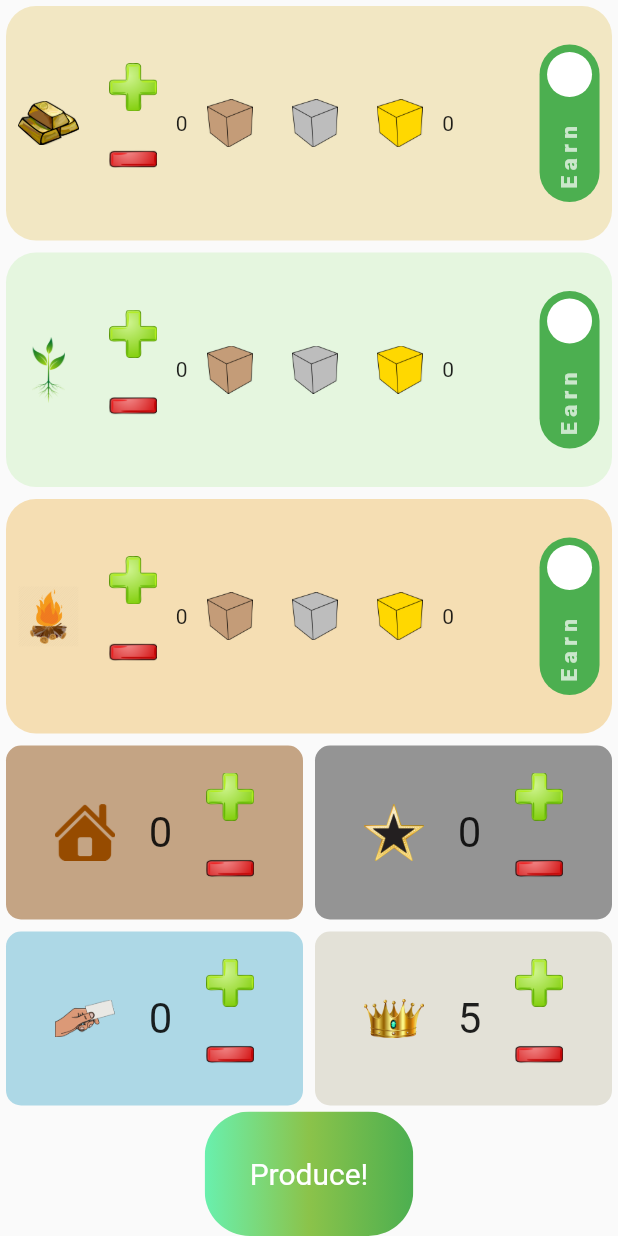
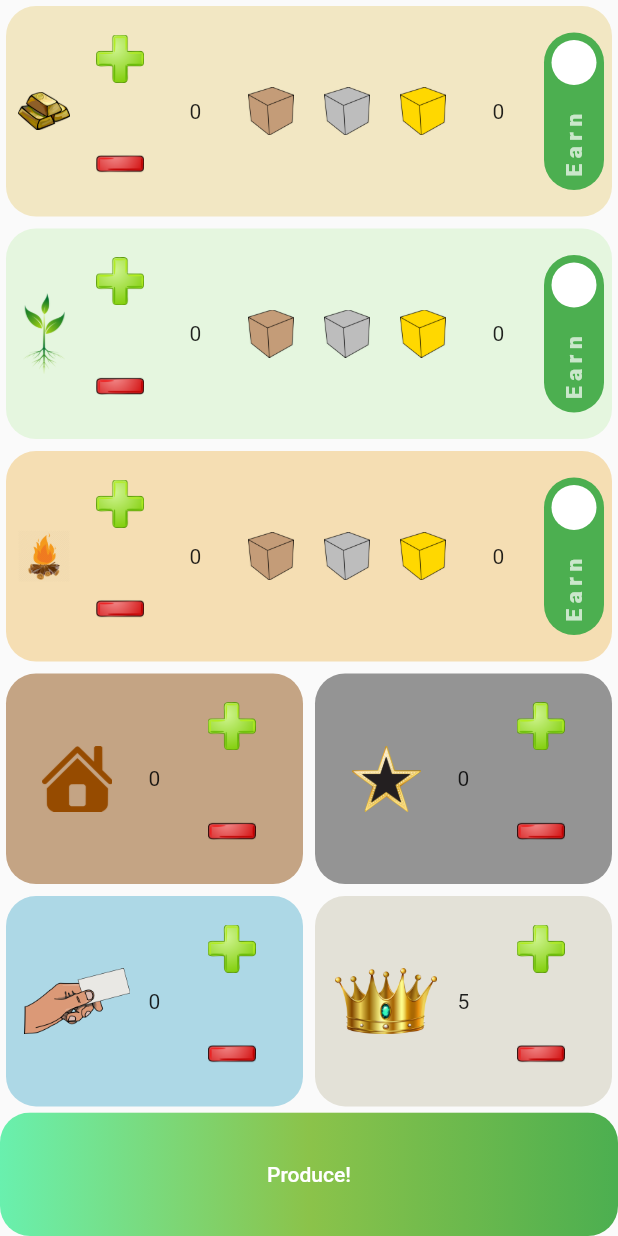
Before and after one commit to gorkememir/ares_stateful, a Flutter app: the screen it shows after launch, on a phone screen of 412 x 824 dp. Run offline on Flutter 3.47's test engine with Material 2 defaults, Android fonts, the phone set to English and light mode, and no system bars; drawn by our look-alikes of auto_size_text, flutter_switch; our stand-ins replace audioplayers.

Commit message:
First working proto

```diff
--- a/lib/common/reg_row.dart
+++ b/lib/common/reg_row.dart
@@ -1,4 +1,6 @@
 import 'package:flutter/material.dart';
+import 'package:auto_size_text/auto_size_text.dart';
+
 
 class RegRow extends StatefulWidget {
   final String icon;
@@ -61,38 +63,54 @@ class _RegRowState extends State<RegRow> {
     return Expanded(
       child: Container(
         margin: EdgeInsets.all(4),
-        padding: const EdgeInsets.all(10.0),
+        padding: const EdgeInsets.all(0.0),
         decoration: BoxDecoration(
-            borderRadius: BorderRadius.circular(10),
+            borderRadius: BorderRadius.circular(20),
             shape: BoxShape.rectangle,
             color: widget.c
           ),
-        child: Row(
+          child: LayoutBuilder(builder: (context, constraints) {
+            return Row(
               mainAxisAlignment: MainAxisAlignment.spaceEvenly,
               children: [
-            IconButton(
-              icon: Image.asset('''assets/'''+widget.icon+'''.png'''''),
-              iconSize: 40,
+                Expanded(
+                  child: SizedBox(
+                    height: 60,
+                    width: 60,
+                    child: IconButton(
+                      icon: Image.asset(
+                          '''assets/''' + widget.icon + '''.png'''''),
                       onPressed: null,
                     ),
-            Text(widget.indicator.toString(), textScaleFactor: 2),
-            Column(
+                  ),
+                ),
+                AutoSizeText(
+                    widget.indicator.toString(), textScaleFactor: 2),
+                Expanded(
+                  child: Column(
+                    mainAxisAlignment: MainAxisAlignment.center,
                     children: [
-                IconButton(
+                      Expanded(
+                        child: IconButton(
                           icon: Image.asset('assets/plus.png'),
-                  iconSize: 20,
+                          iconSize: 30,
                           onPressed: () => _changeBy(1),
                         ),
-                IconButton(
+                      ),
+                      Expanded(
+                        child: IconButton(
                           icon: Image.asset('assets/minus.png'),
-                  iconSize: 20,
+                          iconSize: 30,
                           onPressed: () => _changeBy(-1),
                         ),
-              ],
                       ),
                     ],
                   ),
                 ),
+              ],
+            );
+          }),
+      ),
     );
   }
 }
--- a/lib/common/resource_row_stateful.dart
+++ b/lib/common/resource_row_stateful.dart
@@ -114,16 +114,12 @@ class _ResRowState extends State<ResRow> {
               color: widget.c
           ),
           child: LayoutBuilder(builder: (context, constraints) {
-            var parentHeight = constraints.maxHeight;
-            var parentWidth = constraints.maxWidth;
-            print(parentWidth);
-            print(parentHeight);
             return Row(
                 children: [
                   Expanded(
                     child: SizedBox(
-                      height: 60,
-                      width: 60,
+                      height: 70,
+                      width: 70,
                       child: IconButton(
                         icon: Image.asset(
                             '''assets/''' + widget.icon + '''.png'''''),
@@ -135,21 +131,27 @@ class _ResRowState extends State<ResRow> {
                     child: Column(
                           mainAxisAlignment: MainAxisAlignment.center,
                           children: [
-                            IconButton(
-                              icon: Image.asset('assets/plus.png'),
-                              iconSize: widget.iconSize,
-                              onPressed: _incrementIncome,
+                            Expanded(
+                              child: IconButton(
+                                icon: Image.asset('assets/plus.png'),
+                                onPressed: _incrementIncome,
+                              ),
                             ),
-                            IconButton(
-                              icon: Image.asset('assets/minus.png'),
-                              iconSize: widget.iconSize,
-                              onPressed: _decrementIncome,
+                            Expanded(
+                              child: IconButton(
+                                icon: Image.asset('assets/minus.png'),
+                                onPressed: _decrementIncome,
+                              ),
                             ),
                           ],
                         ),
                   ),
-                  AutoSizeText(
-                      widget.income.toString(), textScaleFactor: 2, maxLines: 1),
+                  Container(
+                    width: 50,
+                    alignment: Alignment.center,
+                    child: AutoSizeText(
+                        widget.income.toString(), textScaleFactor: 2, maxLines: 1),
+                  ),
                   Expanded(
                     child: IconButton(
                       icon: Image.asset('assets/bronze_cube.png'),
@@ -171,7 +173,9 @@ class _ResRowState extends State<ResRow> {
                       onPressed: () => _changeStockBy(10),
                     ),
                   ),
-                  Expanded(
+                  Container(
+                    alignment: Alignment.center,
+                    width: 50,
                     child: ValueListenableBuilder(
                       builder: (context, value, _) {
                         return AutoSizeText(
--- a/lib/main.dart
+++ b/lib/main.dart
@@ -1,6 +1,8 @@
 import 'common/resource_row_stateful.dart';
 import 'package:flutter/material.dart';
 import 'common/reg_row.dart';
+import 'package:auto_size_text/auto_size_text.dart';
+import 'package:audioplayers/audioplayers.dart';
 
 void main() => runApp(MaterialApp(home: MyApp()));
 
@@ -20,22 +22,34 @@ class _MyAppState extends State<MyApp> {
   RegRow titaniumRow = RegRow('titanium', 0xff949494);
   RegRow trRow = RegRow('crown', 0xffe3e1d7);
   bool prodSelected = false;
+  final player = AudioPlayer();
 
-  produce() {
+  produce() async {
     if (prodSelected) {
-      setState(() {
         goldRow.increaseBy(goldRow.getIncome() + trRow.getIndicator() + 4);
         plantRow.increaseBy(plantRow.getIncome());
         heatRow.increaseBy(heatRow.getIncome());
-      });
+        if (cardRow.getIndicator() > 0) {
+          await player.play(DeviceFileSource("assets/paper.mp3"));
+          await Future.delayed(const Duration(milliseconds: 1000));
+        }
     } else {
       goldRow.increaseBy(goldRow.getIncome() + trRow.getIndicator());
       plantRow.increaseBy(plantRow.getIncome());
       heatRow.increaseBy(heatRow.getIncome());
+      if (cardRow.getIndicator() > 0) {
+        await player.play(DeviceFileSource("assets/paper.mp3"));
+        await Future.delayed(const Duration(milliseconds: 1000));
       }
     }
+    playMoney();
+  }
 
-  void _showDialog(BuildContext context) {
+  playMoney() async {
+    player.play(DeviceFileSource("assets/money.mp3"));
+  }
+
+  _showDialog(BuildContext context) {
     prodSelected = false;
     Widget okButton = TextButton(
       child: Text("OK"),
@@ -88,35 +102,46 @@ class _MyAppState extends State<MyApp> {
     return LayoutBuilder(builder: (context, constraints) {
       var parentHeight = constraints.maxHeight;
       var parentWidth = constraints.maxWidth;
-      print("main.dart width: "+parentWidth.toString());
-      print("main.dart height: "+parentHeight.toString());
       return MaterialApp(
         home: Scaffold(
+          appBar: AppBar(
+            toolbarHeight: 0,
+            backgroundColor: Colors.white,
+          ),
             body: Column(
               mainAxisAlignment: MainAxisAlignment.spaceEvenly,
               children: [
                 goldRow,
                 plantRow,
                 heatRow,
-                Row(
+                Expanded(
+                  child: Row(
                     children: [
                       steelRow,
                       titaniumRow,
                     ],
                   ),
-                Row(
+                ),
+                Expanded(
+                  child: Row(
                     children: [
                       cardRow,
                       trRow,
                     ],
                   ),
+                ),
                 // produce button starts
-                ClipRRect(
-                  borderRadius: BorderRadius.circular(30),
+                SizedBox(
+                  width: double.infinity,
+                  height: parentHeight/10,
+                  child: ClipRRect(
+                    borderRadius: BorderRadius.circular(20),
                     child: Stack(
+                      alignment: Alignment.center,
                       children: <Widget>[
                         Positioned.fill(
                           child: Container(
+                            width: double.infinity,
                             decoration: const BoxDecoration(
                               gradient: LinearGradient(
                                 colors: <Color>[
@@ -130,14 +155,14 @@ class _MyAppState extends State<MyApp> {
                         ),
                         TextButton(
                           style: TextButton.styleFrom(
-                          padding: const EdgeInsets.all(30.0),
+                            padding: const EdgeInsets.all(5.0),
                             primary: Colors.white,
-                          textStyle: const TextStyle(fontSize: 20),
                           ),
                           onPressed: () => _showDialog(context),
-                        child: const Text('Produce!'),
+                          child: AutoSizeText('Produce!', textScaleFactor: 2,),
                         ),
                       ],
+                    ),
                   ),
                 ),
               ]
--- a/pubspec.yaml
+++ b/pubspec.yaml
@@ -38,6 +38,7 @@ dependencies:
   english_words: ^4.0.0
   flutter_switch: ^0.3.2
   auto_size_text: ^3.0.0
+  audioplayers: 1.0.0
 
 dev_dependencies:
   flutter_test:
```
Also changed, not shown: pubspec.lock, 10 other files. Lines whose indentation alone changed are shown as unchanged.
